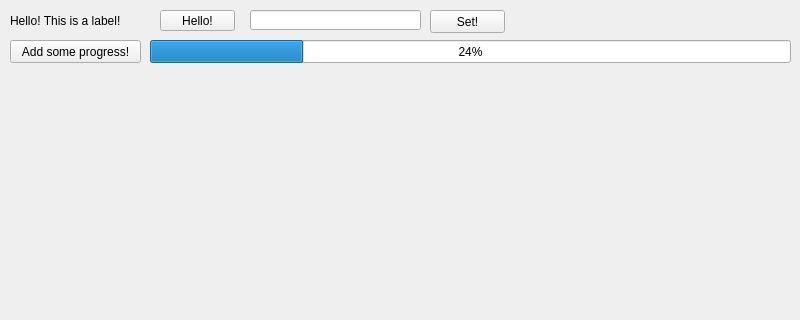
The window that mainwindow.ui (Hello56721/a-qt-project) describes before a commit, drawn with Qt 5; both pictures show x 0 to 800 and y 0 to 320 of the 800 by 600 pixel window.
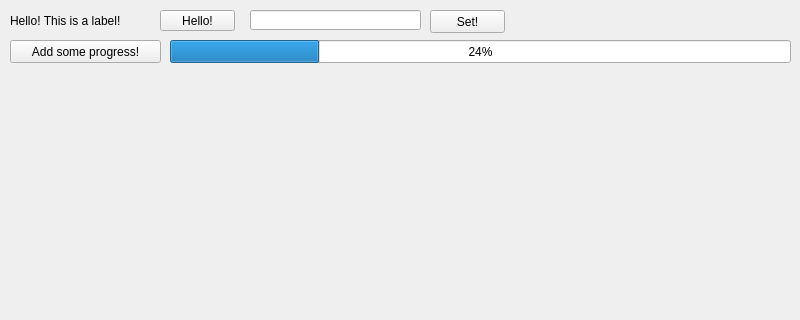
The same window after the commit.

Commit message: Made the button larger so it shows up on ubuntu

Diff of the .ui file:
```diff
--- a/mainwindow.ui
+++ b/mainwindow.ui
@@ -85,9 +85,9 @@
    <widget class="QProgressBar" name="progressBar">
     <property name="geometry">
      <rect>
-      <x>150</x>
+      <x>170</x>
       <y>40</y>
-      <width>641</width>
+      <width>621</width>
       <height>23</height>
      </rect>
     </property>
@@ -100,7 +100,7 @@
      <rect>
       <x>10</x>
       <y>40</y>
-      <width>131</width>
+      <width>151</width>
       <height>23</height>
      </rect>
     </property>
```
Left out of the diff: 2 changed lines with no effect on the pictures. The commit also changes 1 other file.
